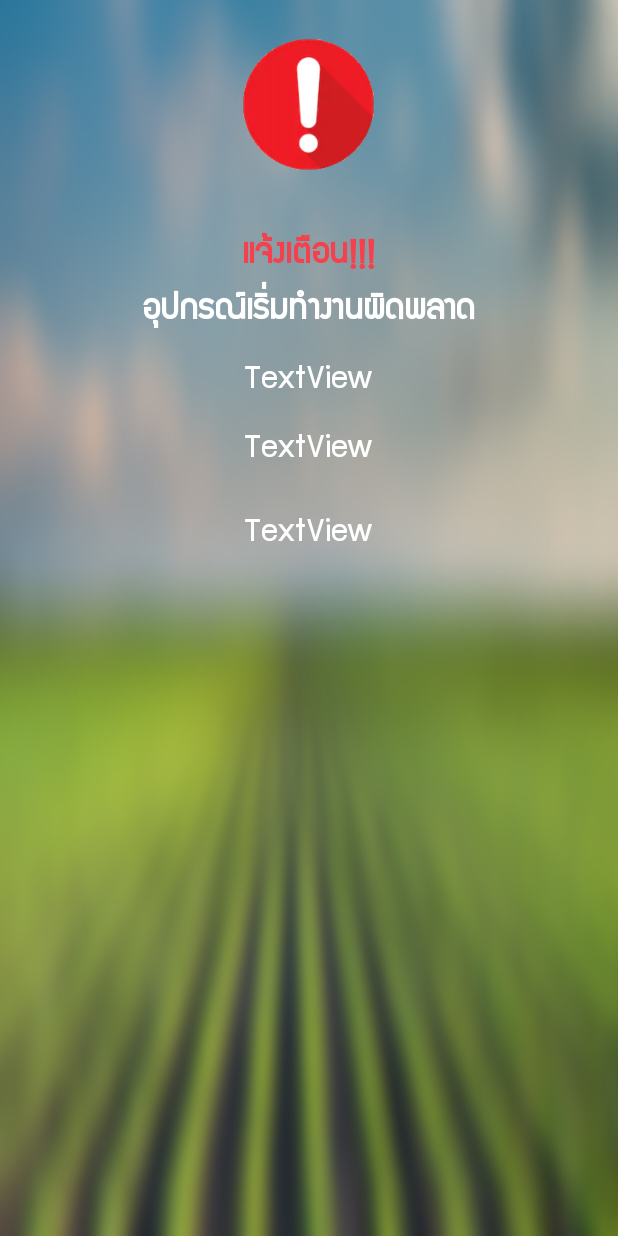
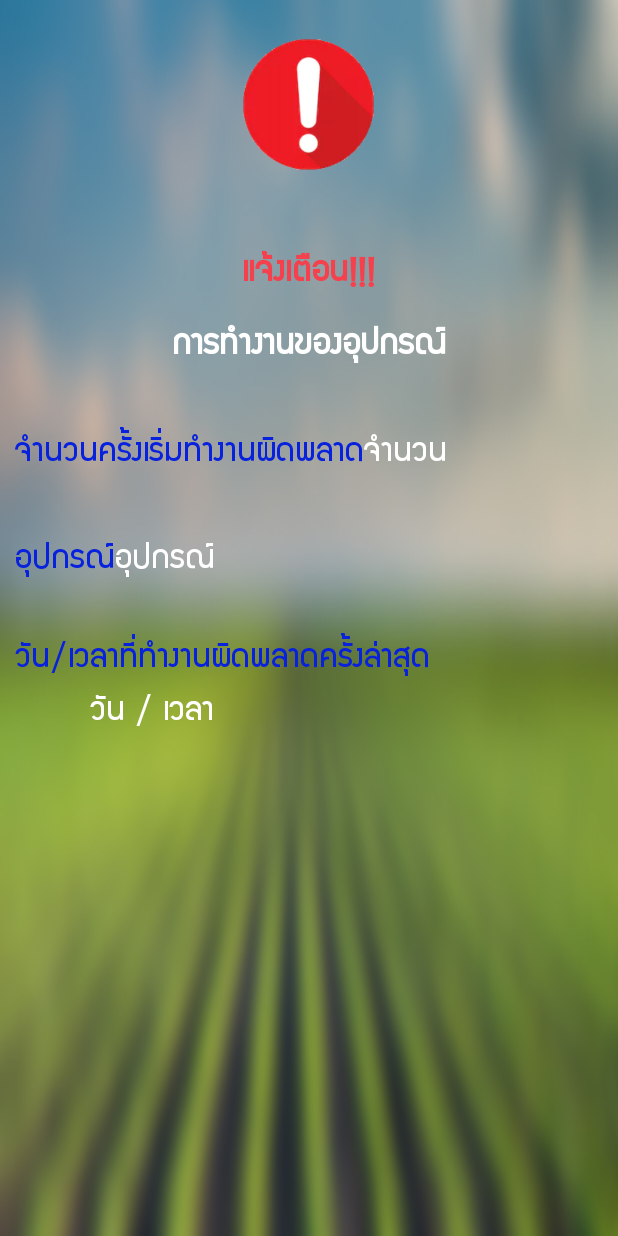
Before and after one commit to Projack00/smartfarm_app_v1, an Android app: the layout activity_alert_notification.xml on its own in the app's theme, with its tools: preview values and no code run, on a phone screen of 412 x 824 dp. Run offline under Robolectric (Android 15) with nearby library versions, the phone set to English and light mode, and no system bars; Roboto replaces fonts that are not available here.

Commit message:
แก้รอบสุดท้าย หน้า แจ้งแตือน ปรับสีอักษร

```diff
--- a/app/src/main/java/com/example/kuhas/smartfarm_04/FirebaseClient/Alert_equipment.java
+++ b/app/src/main/java/com/example/kuhas/smartfarm_04/FirebaseClient/Alert_equipment.java
@@ -43,9 +43,9 @@ public class Alert_equipment {
                 String s2 = dataSnapshot.child("time").getValue().toString();
 
 
-                alarm_Value_count_Text.setText("จำนวนครั้งเริ่มทำงานผิดพลาด " + s);
-                equipment_Text.setText("อุปกรณ์ " + s1);
-                time_Text.setText("วัน/เวลาที่ทำงานผิดพลาดครั้งล่าสุด \n" + s2);
+                alarm_Value_count_Text.setText(" " + s);
+                equipment_Text.setText(" " + s1);
+                time_Text.setText(" " + s2);
             }
 
             @Override
--- a/app/src/main/java/com/example/kuhas/smartfarm_04/page/NotificationService.java
+++ b/app/src/main/java/com/example/kuhas/smartfarm_04/page/NotificationService.java
@@ -117,11 +117,11 @@ public class NotificationService extends Service {
 
     @Override
     public void onDestroy() {
-        Toast.makeText(this, "Service Destroyed", Toast.LENGTH_LONG).show();
+//        Toast.makeText(this, "Service Destroyed", Toast.LENGTH_LONG).show();
 
         try {
-            mTime.cancel();
-            timerTask.cancel();
+//            mTime.cancel();
+//            timerTask.cancel();
 
         } catch (Exception e) {
             e.printStackTrace();
--- a/app/src/main/res/layout/activity_alert_notification.xml
+++ b/app/src/main/res/layout/activity_alert_notification.xml
@@ -20,6 +20,7 @@
         android:layout_height="wrap_content"
         android:layout_below="@id/imageView2"
         android:layout_centerHorizontal="true"
+        android:layout_marginTop="12dp"
         android:fontFamily="@font/supermarket"
         android:text="แจ้งเตือน!!!"
         android:textColor="#f5414d"
@@ -32,53 +33,110 @@
         android:layout_height="wrap_content"
         android:layout_below="@+id/tv3"
         android:layout_centerInParent="true"
+        android:layout_marginTop="11dp"
         android:fontFamily="@font/supermarket"
-        android:text="อุปกรณ์เริ่มทำงานผิดพลาด"
+        android:text="การทำงานของอุปกรณ์"
         android:textColor="#ffffff"
         android:textSize="25dp"
         android:textStyle="bold" />
+
+    <LinearLayout
+        android:id="@+id/ln"
+        android:layout_width="match_parent"
+        android:layout_height="wrap_content"
+        android:layout_below="@id/tv4"
+        android:orientation="vertical"
+        android:padding="10dp">
+
+        <LinearLayout
+            android:layout_width="wrap_content"
+            android:layout_height="wrap_content"
+            android:orientation="horizontal"
+            android:paddingTop="15dp"
+            android:paddingBottom="15dp">
+
+            <TextView
+                android:id="@+id/textView2"
+                android:layout_width="wrap_content"
+                android:layout_height="wrap_content"
+                android:fontFamily="@font/supermarket"
+                android:gravity="center"
+                android:text="จำนวนครั้งเริ่มทำงานผิดพลาด"
+                android:textColor="#0821dc"
+                android:textSize="24dp" />
 
             <TextView
                 android:id="@+id/textView4"
                 android:layout_width="wrap_content"
                 android:layout_height="wrap_content"
-        android:layout_below="@id/tv4"
-        android:layout_centerInParent="true"
+                android:layout_marginEnd="66dp"
+                android:layout_marginRight="66dp"
                 android:fontFamily="@font/supermarket"
                 android:gravity="center"
                 android:paddingTop="10dp"
                 android:paddingBottom="5dp"
-        android:text="TextView"
+                android:text="จำนวน"
                 android:textColor="#FFFFFF"
                 android:textSize="24dp" />
 
-    <TextView
-        android:id="@+id/textView5"
+        </LinearLayout>
+
+        <LinearLayout
             android:layout_width="wrap_content"
             android:layout_height="wrap_content"
-        android:layout_below="@id/textView4"
-        android:layout_centerInParent="true"
+            android:orientation="horizontal"
+            android:paddingTop="15dp"
+            android:paddingBottom="15dp">
+
+            <TextView
+                android:id="@+id/textView3"
+                android:layout_width="wrap_content"
+                android:layout_height="wrap_content"
                 android:fontFamily="@font/supermarket"
-        android:gravity="center"
-        android:paddingTop="5dp"
-        android:paddingBottom="5dp"
-        android:text="TextView"
-        android:textColor="#FFFFFF"
+                android:text="อุปกรณ์"
+                android:textColor="#0821dc"
                 android:textSize="24dp" />
 
             <TextView
                 android:id="@+id/textView6"
                 android:layout_width="wrap_content"
                 android:layout_height="wrap_content"
-        android:layout_below="@id/textView5"
-        android:layout_centerInParent="true"
                 android:fontFamily="@font/supermarket"
                 android:gravity="center"
+                android:text="อุปกรณ๋์"
+                android:textColor="#FFFFFF"
+                android:textSize="24dp" />
+        </LinearLayout>
+
+        <LinearLayout
+            android:layout_width="wrap_content"
+            android:layout_height="wrap_content"
+            android:orientation="vertical"
             android:paddingTop="15dp"
-        android:paddingBottom="5dp"
-        android:text="TextView"
+            android:paddingBottom="15dp">
+
+            <TextView
+                android:id="@+id/textView8"
+                android:layout_width="wrap_content"
+                android:layout_height="wrap_content"
+                android:fontFamily="@font/supermarket"
+                android:text="วัน/เวลาที่ทำงานผิดพลาดครั้งล่าสุด"
+                android:textColor="#0821dc"
+                android:textSize="24dp" />
+
+            <TextView
+                android:paddingLeft="50dp"
+                android:id="@+id/textView5"
+                android:layout_width="wrap_content"
+                android:layout_height="wrap_content"
+                android:fontFamily="@font/supermarket"
+                android:text="วัน / เวลา"
                 android:textColor="#FFFFFF"
                 android:textSize="24dp" />
 
+        </LinearLayout>
+
+    </LinearLayout>
+
 
 </RelativeLayout>
```
Lines whose indentation alone changed are shown as unchanged.
